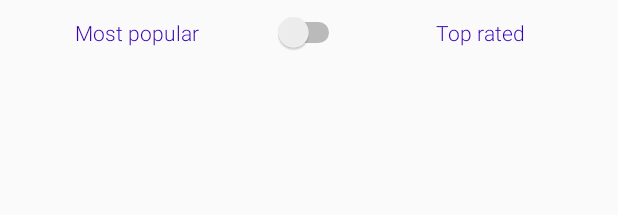
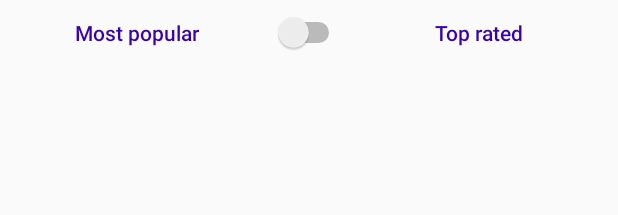
Before and after one commit to Folvey/FilmsMovies, an Android app: the layout activity_main.xml on its own in the app's theme, with its tools: preview values and no code run, on a phone screen of 412 x 824 dp. Shown: the top 215 px of the screen. Run offline under Robolectric (Android 15) with nearby library versions, the phone set to English and light mode, and no system bars.

Commit message:
ui rework

```diff
--- a/app/build.gradle
+++ b/app/build.gradle
@@ -58,9 +58,5 @@ dependencies {
     def room_version = "2.2.5"
     implementation "androidx.room:room-runtime:$room_version"
     annotationProcessor "androidx.room:room-compiler:$room_version" // For Kotlin use kapt instead of annotationProcessor
-    // optional - RxJava support for Room
-    implementation "androidx.room:room-rxjava2:$room_version"
-    // Test helpers
-    testImplementation "androidx.room:room-testing:$room_version"
     implementation 'androidx.cardview:cardview:1.0.0'
 }
--- a/app/src/main/res/layout/activity_main.xml
+++ b/app/src/main/res/layout/activity_main.xml
@@ -23,6 +23,7 @@
         android:onClick="onClickSetPopularity"
         android:text="@string/most_popular"
         android:textColor="@color/colorPrimaryDark"
+        android:textStyle="bold"
         app:layout_constraintBottom_toBottomOf="@+id/switchSort"
         app:layout_constraintEnd_toStartOf="@+id/switchSort"
         app:layout_constraintStart_toStartOf="parent"
@@ -32,10 +33,11 @@
         android:id="@+id/textViewRating"
         android:layout_width="wrap_content"
         android:layout_height="wrap_content"
-        android:layout_marginEnd="2dp"
+        android:layout_marginEnd="4dp"
         android:onClick="onClickSetTopRated"
         android:text="@string/top_rated"
         android:textColor="@color/colorPrimaryDark"
+        android:textStyle="bold"
         app:layout_constraintBottom_toBottomOf="@+id/switchSort"
         app:layout_constraintEnd_toEndOf="parent"
         app:layout_constraintStart_toEndOf="@+id/switchSort"
--- a/app/src/main/res/layout/movie_item.xml
+++ b/app/src/main/res/layout/movie_item.xml
@@ -9,7 +9,7 @@
     <ImageView
         android:id="@+id/imageViewSmallPoster"
         android:layout_width="match_parent"
-        android:layout_height="wrap_content"
+        android:layout_height="match_parent"
         android:adjustViewBounds="true"
         android:contentDescription="@string/film_poster">
 
--- a/app/src/main/res/values/styles.xml
+++ b/app/src/main/res/values/styles.xml
@@ -1,7 +1,7 @@
 <resources>
 
     <!-- Base application theme. -->
-    <style name="AppTheme" parent="Theme.AppCompat.Light.NoActionBar">
+    <style name="AppTheme" parent="Theme.AppCompat.Light.DarkActionBar">
         <!-- Customize your theme here. -->
         <item name="colorPrimary">@color/colorPrimary</item>
         <item name="colorPrimaryDark">@color/colorPrimaryDark</item>
```
Also changed, not shown: 1 other file.
